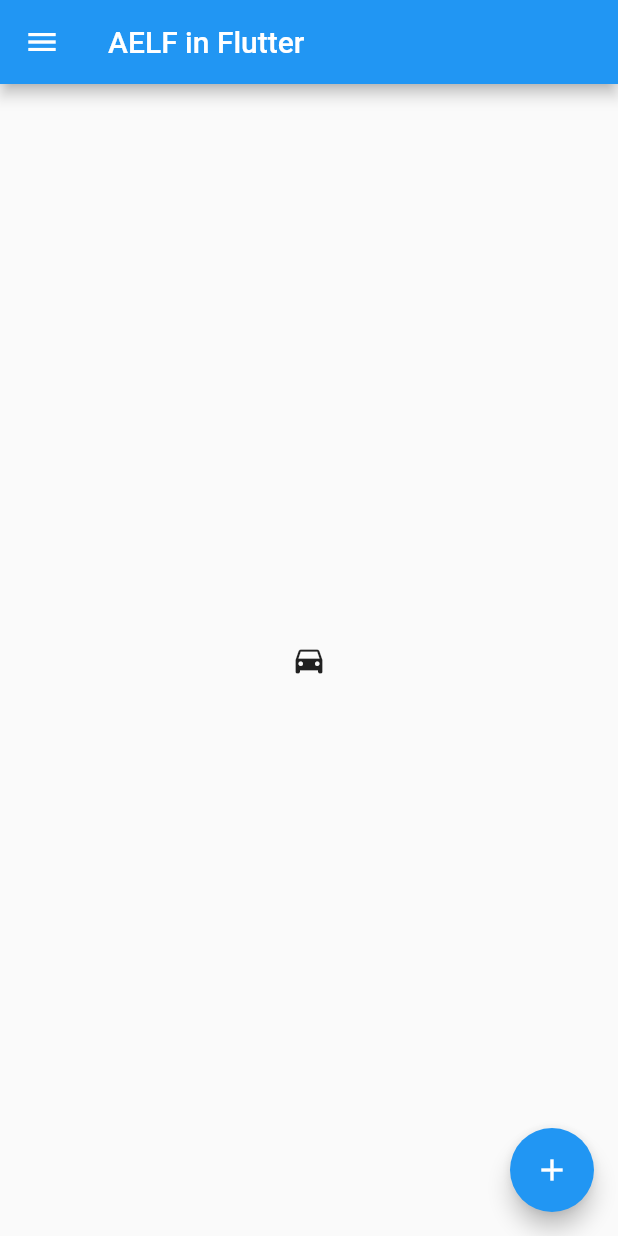
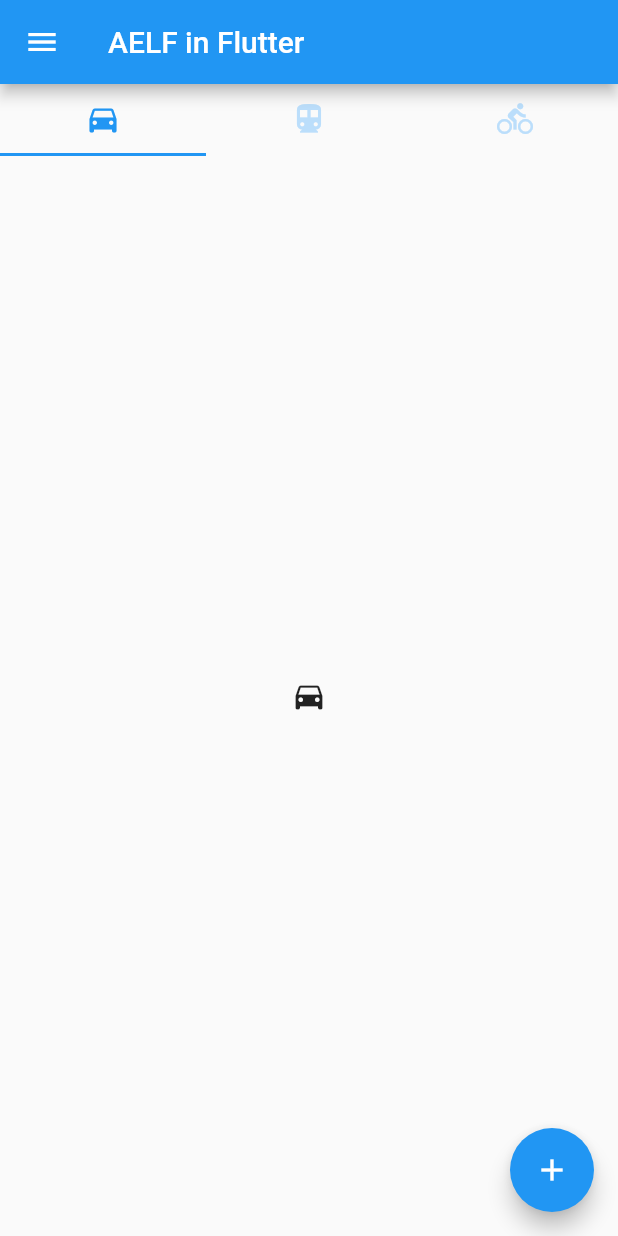
Before and after one commit to nathanael-h/aelf-flutter, a Flutter app: the screen it shows after launch, on a phone screen of 412 x 824 dp. Run offline on Flutter 3.47's test engine with Material 2 defaults, Android fonts, the phone set to English and light mode, and no system bars.

Commit message:
Add TabBar on top of the tabs. It works !

```diff
--- a/lib/main.dart
+++ b/lib/main.dart
@@ -73,7 +73,18 @@ class _MyHomePageState extends State<MyHomePage> {
       ),
       body: DefaultTabController(
         length: 3,
-        child: new TabBarView(
+        child: Scaffold(
+          appBar: TabBar(
+            labelColor: Colors.blue,
+            unselectedLabelColor: Colors.blue[100],
+
+            tabs: [
+              Tab(icon: Icon(Icons.directions_car)),
+              Tab(icon: Icon(Icons.directions_transit)),
+              Tab(icon: Icon(Icons.directions_bike)),
+            ],
+          ),
+          body: new TabBarView(
             children: [
               Tab(icon: Icon(Icons.directions_car)),
               Tab(icon: Icon(Icons.directions_transit)),
@@ -114,6 +125,7 @@ class _MyHomePageState extends State<MyHomePage> {
             ], // Children
           ),
         ),
+      ),
       drawer: Drawer(
         child: ListView(
           //padding: EdgeInsets.zero,
```
Lines whose indentation alone changed are shown as unchanged.
